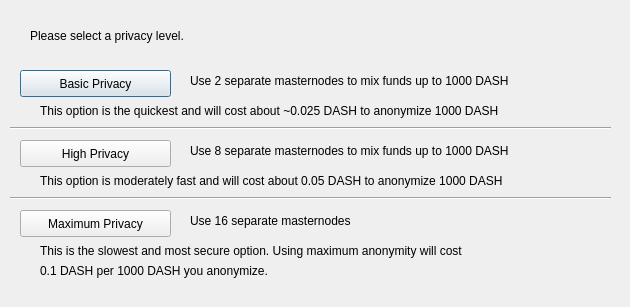
Before: the Qt Designer form src/qt/forms/darksendconfig.ui in mabtcoin/chaincoin, drawn with Qt 5.
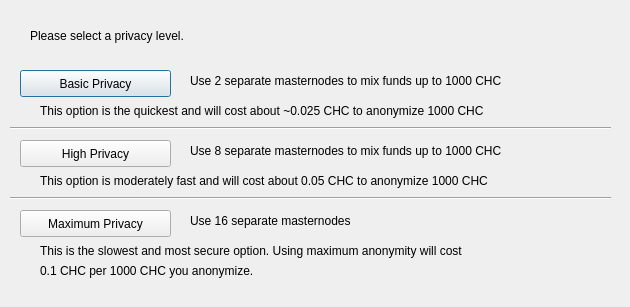
After: the same form once the commit is applied.

The edit to the form file:
```diff
--- a/src/qt/forms/darksendconfig.ui
+++ b/src/qt/forms/darksendconfig.ui
@@ -75,7 +75,7 @@
     </rect>
    </property>
    <property name="text">
-    <string>Use 2 separate masternodes to mix funds up to 1000 DASH</string>
+    <string>Use 2 separate masternodes to mix funds up to 1000 CHC</string>
    </property>
   </widget>
   <widget class="QLabel" name="label_3">
@@ -88,7 +88,7 @@
     </rect>
    </property>
    <property name="text">
-    <string>Use 8 separate masternodes to mix funds up to 1000 DASH</string>
+    <string>Use 8 separate masternodes to mix funds up to 1000 CHC</string>
    </property>
   </widget>
   <widget class="QLabel" name="label_4">
@@ -114,7 +114,7 @@
     </rect>
    </property>
    <property name="text">
-    <string>This option is the quickest and will cost about ~0.025 DASH to anonymize 1000 DASH</string>
+    <string>This option is the quickest and will cost about ~0.025 CHC to anonymize 1000 CHC</string>
    </property>
   </widget>
   <widget class="QLabel" name="label_7">
@@ -127,7 +127,7 @@
     </rect>
    </property>
    <property name="text">
-    <string>This option is moderately fast and will cost about 0.05 DASH to anonymize 1000 DASH</string>
+    <string>This option is moderately fast and will cost about 0.05 CHC to anonymize 1000 CHC</string>
    </property>
   </widget>
   <widget class="QLabel" name="label_8">
@@ -153,7 +153,7 @@
     </rect>
    </property>
    <property name="text">
-    <string>0.1 DASH per 1000 DASH you anonymize.</string>
+    <string>0.1 CHC per 1000 CHC you anonymize.</string>
    </property>
   </widget>
   <widget class="Line" name="line">
```
